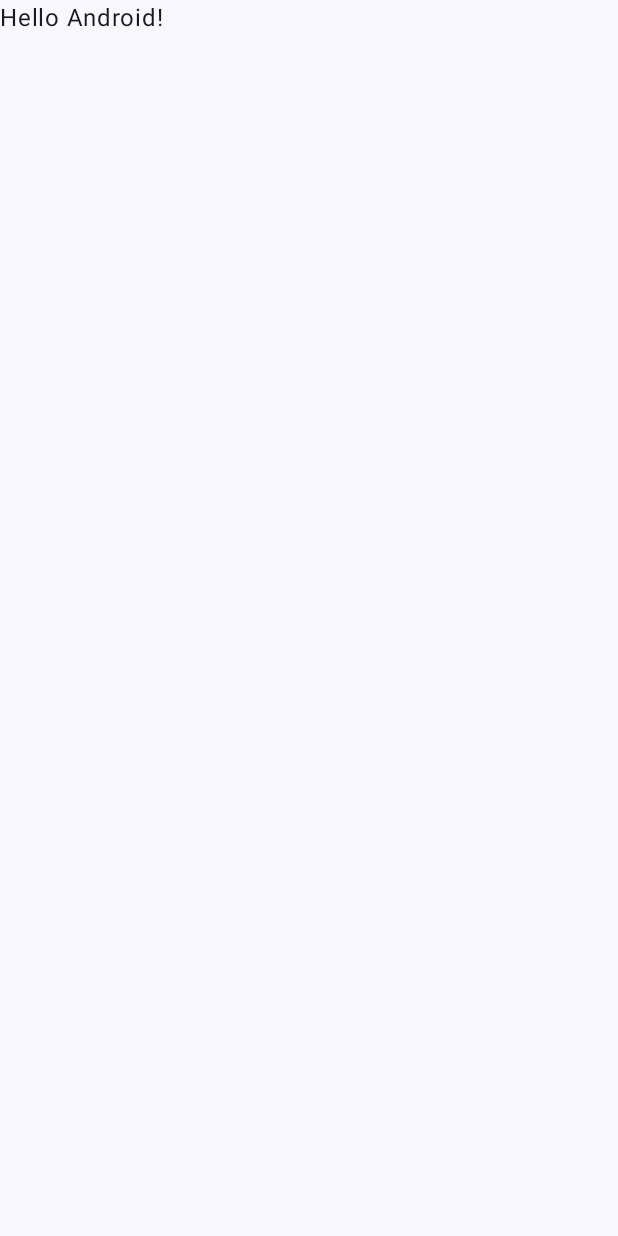
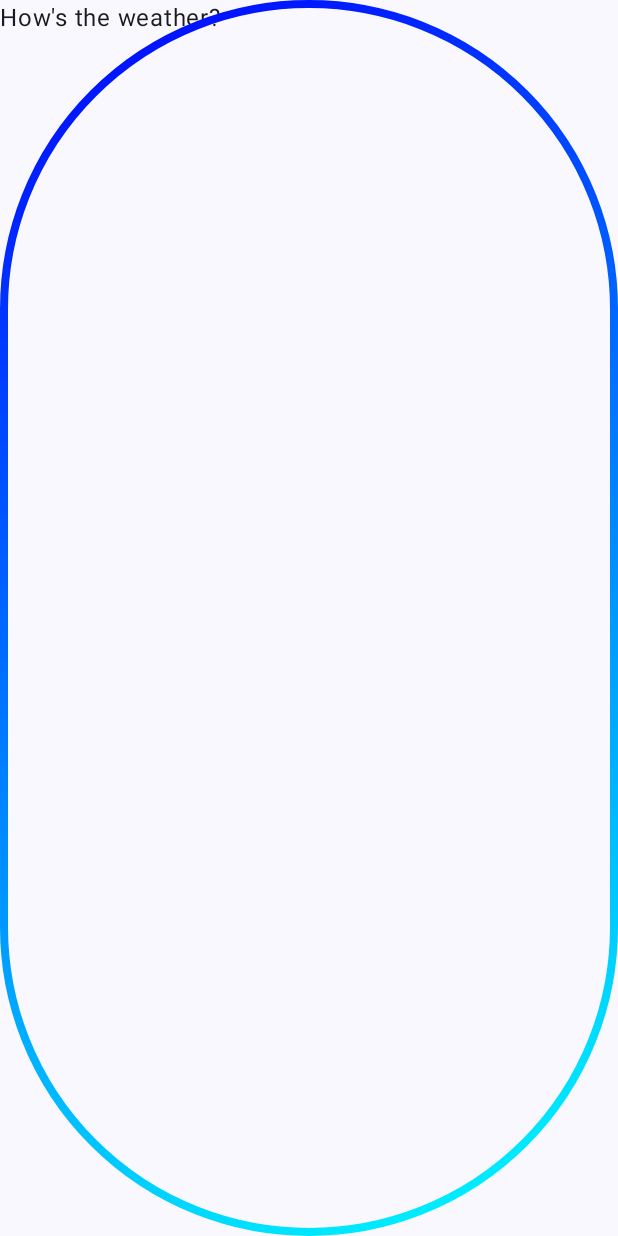
Before and after one commit to SergiuDornea/WeatherAppJetpackC, an Android app built with Jetpack Compose: the screen it shows after launch (MainActivity), on a phone screen of 412 x 824 dp. Before the commit the screen is almost empty. Run offline under Robolectric (Android 15) with nearby library versions, the phone set to English and light mode, and no system bars; our stand-ins replace Dagger/Hilt's generated code.

Commit message:
1.0  SplashScreen 🌡

```diff
--- a/app/build.gradle
+++ b/app/build.gradle
@@ -70,10 +70,8 @@ dependencies {
     //Dagger - Hilt
     implementation 'com.google.dagger:hilt-android:2.44'
 
-    implementation "androidx.hilt:hilt-lifecycle-viewmodel:1.0.0-alpha03"
 // Dagger - Hilt
     kapt "com.google.dagger:hilt-android-compiler:2.44"
-    implementation "androidx.hilt:hilt-lifecycle-viewmodel:1.0.0-alpha03"
     kapt "androidx.hilt:hilt-compiler:1.0.0"
     implementation "androidx.hilt:hilt-navigation-compose:1.1.0-alpha01"
 
--- a/app/src/main/java/com/example/weatherapp/MainActivity.kt
+++ b/app/src/main/java/com/example/weatherapp/MainActivity.kt
@@ -3,13 +3,17 @@ package com.example.weatherapp
 import android.os.Bundle
 import androidx.activity.ComponentActivity
 import androidx.activity.compose.setContent
+import androidx.compose.foundation.layout.Arrangement
+import androidx.compose.foundation.layout.Column
 import androidx.compose.foundation.layout.fillMaxSize
 import androidx.compose.material3.MaterialTheme
 import androidx.compose.material3.Surface
 import androidx.compose.material3.Text
 import androidx.compose.runtime.Composable
+import androidx.compose.ui.Alignment
 import androidx.compose.ui.Modifier
 import androidx.compose.ui.tooling.preview.Preview
+import com.example.weatherapp.navigation.WeatherNavigation
 import com.example.weatherapp.ui.theme.WeatherAppTheme
 import dagger.hilt.android.AndroidEntryPoint
 
@@ -18,31 +22,40 @@ class MainActivity : ComponentActivity() {
     override fun onCreate(savedInstanceState: Bundle?) {
         super.onCreate(savedInstanceState)
         setContent {
-            WeatherAppTheme {
-                // A surface container using the 'background' color from the theme
-                Surface(
-                    modifier = Modifier.fillMaxSize(),
-                    color = MaterialTheme.colorScheme.background
-                ) {
-                    Greeting("Android")
-                }
-            }
+            WeatherApp()
+
         }
     }
 }
 
 @Composable
-fun Greeting(name: String, modifier: Modifier = Modifier) {
-    Text(
-        text = "Hello $name!",
-        modifier = modifier
-    )
+fun WeatherApp(){
+    WeatherAppTheme {
+        // A surface container using the 'background' color from the theme
+        Surface(
+            modifier = Modifier.fillMaxSize(),
+            color = MaterialTheme.colorScheme.background
+        ) {
+            Column(
+                verticalArrangement = Arrangement.Center,
+                horizontalAlignment = Alignment.CenterHorizontally
+
+            ) {
+                WeatherNavigation()
+
+
+
+            }
+        }
+    }
+
 }
+
 
 @Preview(showBackground = true)
 @Composable
 fun GreetingPreview() {
     WeatherAppTheme {
-        Greeting("Android")
+        WeatherApp()
     }
 }
--- /dev/null
+++ b/app/src/main/java/com/example/weatherapp/navigation/WeatherNavigation.kt
@@ -0,0 +1,18 @@
+package com.example.weatherapp.navigation
+
+import androidx.compose.runtime.Composable
+import androidx.navigation.compose.NavHost
+import androidx.navigation.compose.composable
+import androidx.navigation.compose.rememberNavController
+import com.example.weatherapp.screens.WeatherSplashScreen
+
+@Composable
+fun WeatherNavigation() {
+    val navController = rememberNavController()
+    NavHost(navController = navController, startDestination = WeatherScreens.SplashScreen.name){
+        composable(WeatherScreens.SplashScreen.name){
+            // create the actual screen
+            WeatherSplashScreen(navController = navController)
+        }
+    }
+}
--- /dev/null
+++ b/app/src/main/java/com/example/weatherapp/navigation/WeatherScreens.kt
@@ -0,0 +1,10 @@
+package com.example.weatherapp.navigation
+
+enum class WeatherScreens {
+    SplashScreen,
+    MainScreen,
+    AboutScreen,
+    FavoriteScreen,
+    SearchScreen,
+    SettingsScreen
+}
--- /dev/null
+++ b/app/src/main/java/com/example/weatherapp/screens/WeatherSplashScreen.kt
@@ -0,0 +1,40 @@
+package com.example.weatherapp.screens
+
+import androidx.compose.foundation.border
+import androidx.compose.foundation.layout.Box
+import androidx.compose.foundation.layout.Column
+import androidx.compose.foundation.layout.fillMaxSize
+import androidx.compose.foundation.layout.fillMaxWidth
+import androidx.compose.foundation.shape.CircleShape
+import androidx.compose.material3.Surface
+import androidx.compose.material3.Text
+import androidx.compose.runtime.Composable
+import androidx.compose.ui.Modifier
+import androidx.compose.ui.graphics.Brush
+import androidx.compose.ui.graphics.Color
+import androidx.compose.ui.tooling.preview.Preview
+import androidx.compose.ui.unit.dp
+import androidx.navigation.NavController
+import androidx.navigation.compose.rememberNavController
+
+@Preview(showBackground = true)
+@Composable
+fun WeatherSplashScreen(navController: NavController = rememberNavController()){
+    Surface(
+        modifier = Modifier.fillMaxSize()
+    ) {
+        Column(
+            modifier = Modifier.border(
+                5.dp,
+                brush = Brush.linearGradient(listOf( Color.Blue, Color.Cyan)),
+                shape = CircleShape
+            )
+        ){
+
+            Text(text = "How's the weather?")
+
+        }
+
+
+    }
+}
```
